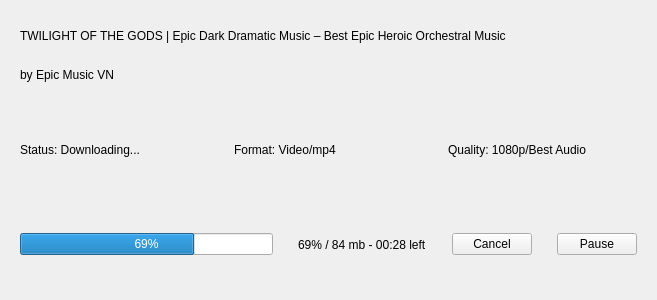
First picture: the form in src/GUI/CustomWidgets/DownloadWidget.ui, repository PyFlat/YT-Downloader, before the edit.
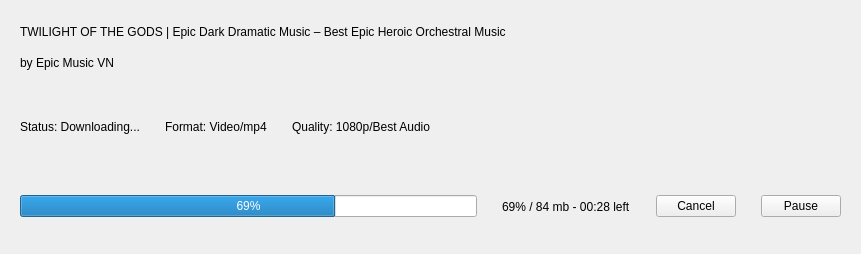
Second picture: the form after the edit. Custom widgets are drawn as their Qt base class.

The edit to the form file:
```diff
--- a/src/GUI/CustomWidgets/DownloadWidget.ui
+++ b/src/GUI/CustomWidgets/DownloadWidget.ui
@@ -6,8 +6,8 @@
    <rect>
     <x>0</x>
     <y>0</y>
-    <width>657</width>
-    <height>300</height>
+    <width>861</width>
+    <height>254</height>
    </rect>
   </property>
   <property name="windowTitle">
@@ -43,7 +43,7 @@
      </layout>
     </widget>
    </item>
-   <item>
+   <item alignment="Qt::AlignLeft">
     <widget class="QWidget" name="widget_3" native="true">
      <layout class="QHBoxLayout" name="horizontalLayout_2">
       <property name="spacing">
```
